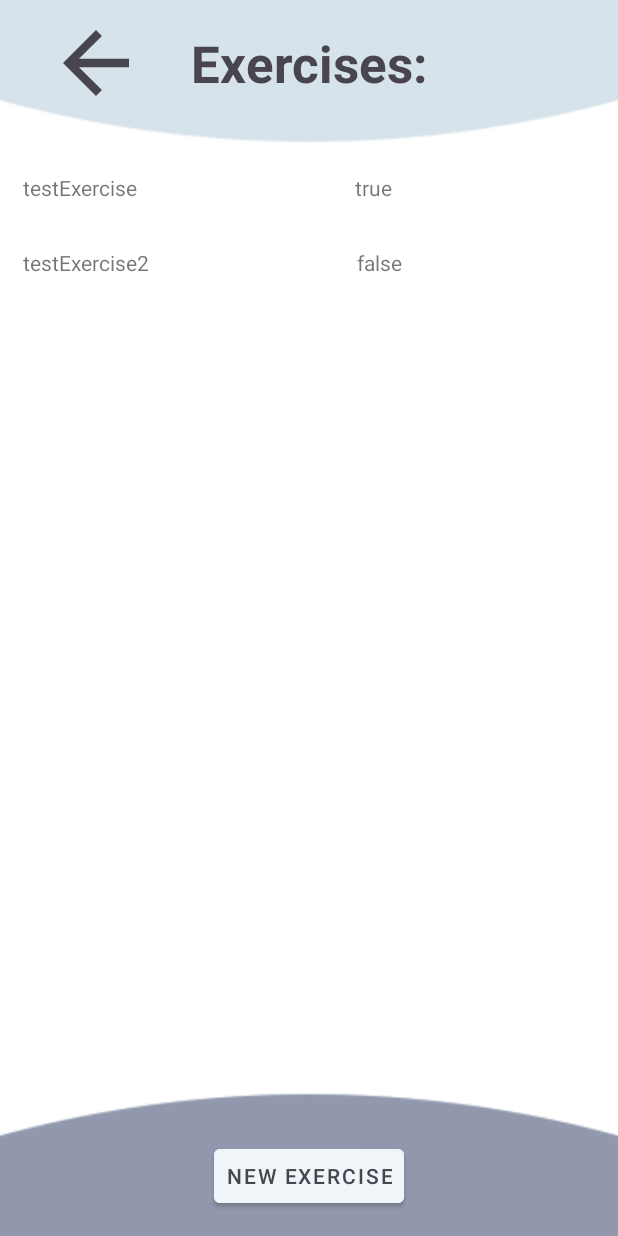
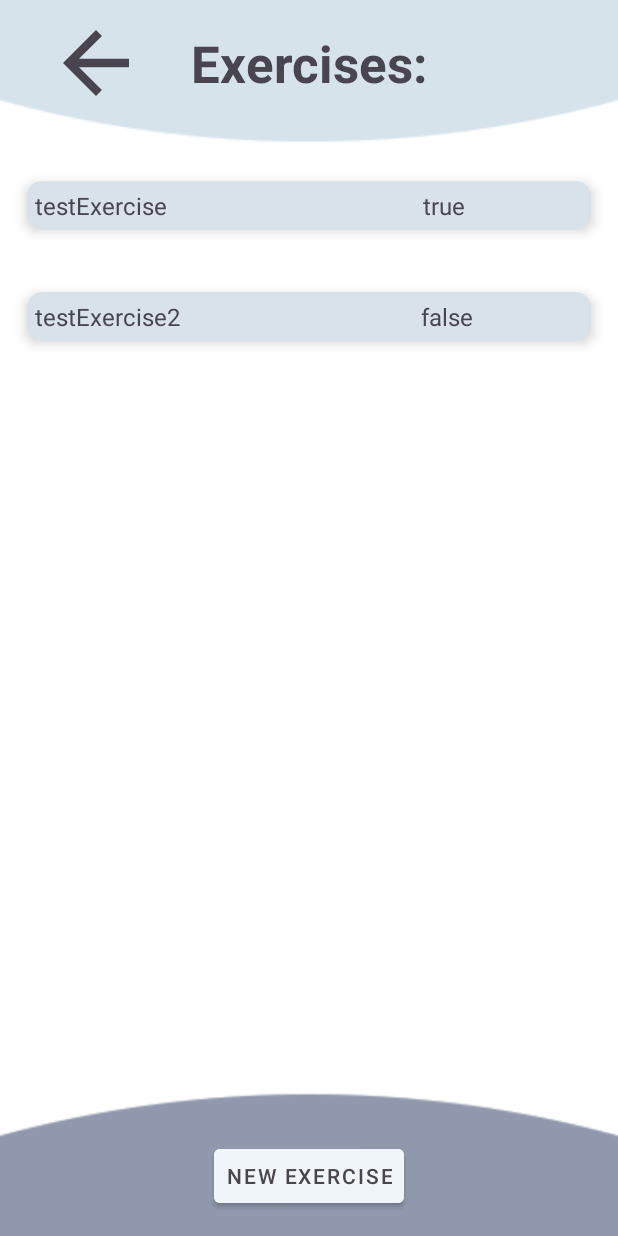
Before and after one commit to ArtyseevWork/Healthy-Work, an Android app: the ExercisesMenuActivity screen opened directly, with no data from a screen before it, on a phone screen of 412 x 824 dp. Run offline under Robolectric (Android 15) with nearby library versions, the phone set to English and light mode, and no system bars.

Commit message:
fix art activity_main.xml exercise_card.xml

```diff
--- a/app/src/main/res/layout/activity_main.xml
+++ b/app/src/main/res/layout/activity_main.xml
@@ -10,7 +10,7 @@
     <androidx.constraintlayout.widget.ConstraintLayout
         android:id="@+id/cl_top"
         android:layout_width="match_parent"
-        android:layout_height="wrap_content"
+        android:layout_height="100dp"
         android:background="@drawable/bkg_top"
         android:paddingBottom="18dp"
         app:layout_constraintEnd_toEndOf="parent"
@@ -67,7 +67,7 @@
         <TextView
             android:id="@+id/btn_main_start"
             style="@style/general_main_button_text_style"
-            android:layout_width="70dp"
+            android:layout_width="85dp"
             android:layout_height="70dp"
             android:rotation="-33"
             android:text="@string/activity_main_start"
--- a/app/src/main/res/layout/exercise_card.xml
+++ b/app/src/main/res/layout/exercise_card.xml
@@ -7,26 +7,30 @@
     android:layout_width="match_parent"
     android:layout_height="wrap_content"
     android:layout_margin="10dp"
-    app:cardBackgroundColor="@android:color/transparent"
     android:textAlignment="center"
-    app:cardElevation="0dp">
+    card_view:cardBackgroundColor="@color/grey_700"
+    card_view:cardCornerRadius="10dp"
+    card_view:cardElevation="5dp"
+    card_view:cardUseCompatPadding="true">
 
     <LinearLayout
         android:id="@+id/exercise_card_border"
         android:layout_width="match_parent"
         android:layout_height="match_parent"
-        android:orientation="horizontal">
+        android:orientation="horizontal"
+        >
 
         <LinearLayout
             android:layout_width="wrap_content"
             android:layout_height="wrap_content"
-            android:layout_weight="1"
+            android:layout_weight="2"
             android:gravity="center_horizontal|center_vertical"
             android:orientation="vertical">
 
             <TextView
                 android:id="@+id/exercise_card_name"
                 android:layout_width="match_parent"
+                style="@style/general_text_style"
                 android:layout_height="match_parent"
                 android:layout_gravity="center_vertical|end"
                 android:layout_margin="5dp"
@@ -39,6 +43,7 @@
 
         <TextView
             android:id="@+id/exercise_card_enable"
+            style="@style/general_text_style"
             android:layout_width="wrap_content"
             android:layout_height="match_parent"
             android:layout_margin="1dp"
```
